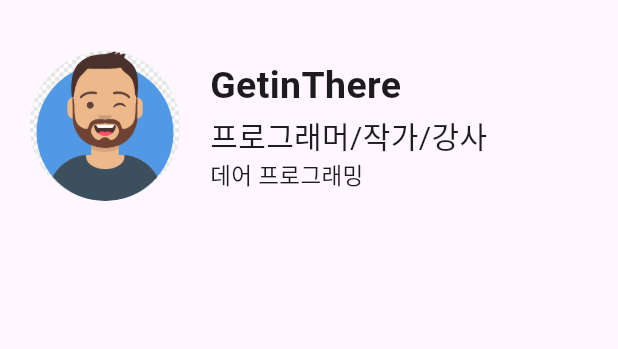
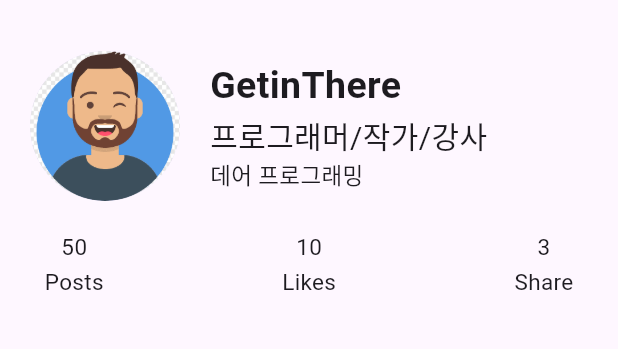
Before and after one commit to hyeonnnit/flutter_profileApp_scroll, a Flutter app: the screen it shows after launch, on a phone screen of 412 x 824 dp, the part 63-412 px from its top. Run offline on Flutter 3.47's test engine with Material 3 defaults, Android fonts, the phone set to English and light mode, and no system bars.

Commit message:
profile_count_info / _buildInfo

```diff
--- a/lib/components/profile_count_info.dart
+++ b/lib/components/profile_count_info.dart
@@ -1,7 +1,6 @@
 import 'package:flutter/material.dart';
 
 class ProfileCountInfo extends StatelessWidget {
-
   @override
   Widget build(BuildContext context) {
     return Row(
@@ -15,11 +14,24 @@ class ProfileCountInfo extends StatelessWidget {
       ],
     );
   }
-  Widget _buildInfo(String count, String title){
-    return SizedBox();
+
+  Widget _buildInfo(String count, String title) {
+    return Column(
+      children: [
+        Text(
+          count,
+          style: TextStyle(fontSize: 15),
+        ),
+        SizedBox(height: 2),
+        Text(
+          title,
+          style: TextStyle(fontSize: 15),
+        ),
+      ],
+    );
   }
 
-  Widget _buildLine(){
+  Widget _buildLine() {
     return SizedBox();
   }
 }
```
